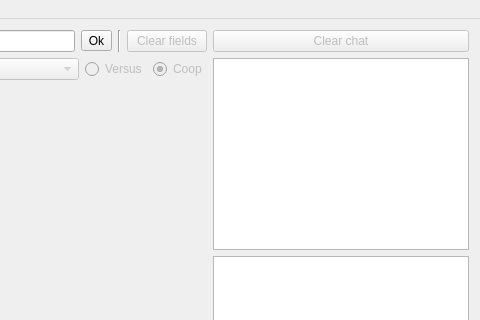
Old version of the form ui/mainwindow.ui in the repository jpleau/sudoqu; both pictures show x 458 to 938 and y 0 to 320 of the 938 by 761 pixel window.
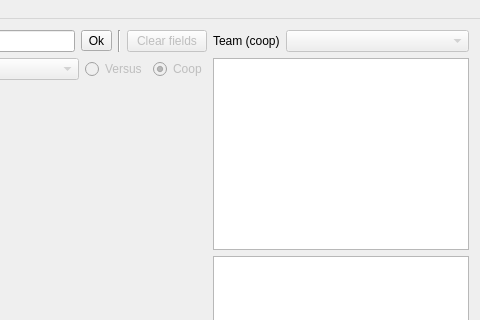
New version of the form. Custom widgets are drawn as their Qt base class.

Commit message: add teams in coop

Diff of the .ui file:
```diff
--- a/ui/mainwindow.ui
+++ b/ui/mainwindow.ui
@@ -209,14 +209,28 @@
       <item>
        <layout class="QVBoxLayout" name="verticalLayout_3">
         <item>
-         <widget class="QPushButton" name="clear_chat">
+         <layout class="QHBoxLayout" name="horizontalLayout_6">
+          <item>
+           <widget class="QLabel" name="label">
+            <property name="text">
+             <string>Team (coop)</string>
+            </property>
+           </widget>
+          </item>
+          <item>
+           <widget class="QComboBox" name="select_team">
           <property name="enabled">
            <bool>false</bool>
           </property>
-          <property name="text">
-           <string>Clear chat</string>
-          </property>
-         </widget>
+            <property name="sizePolicy">
+             <sizepolicy hsizetype="Preferred" vsizetype="Fixed">
+              <horstretch>1</horstretch>
+              <verstretch>0</verstretch>
+             </sizepolicy>
+            </property>
+           </widget>
+          </item>
+         </layout>
         </item>
         <item>
          <widget class="QPlainTextEdit" name="player_list">
```
Left out of the diff: 3 changed lines with no effect on the pictures. Lines whose indentation alone changed are shown as unchanged. The commit also changes 8 other files.
